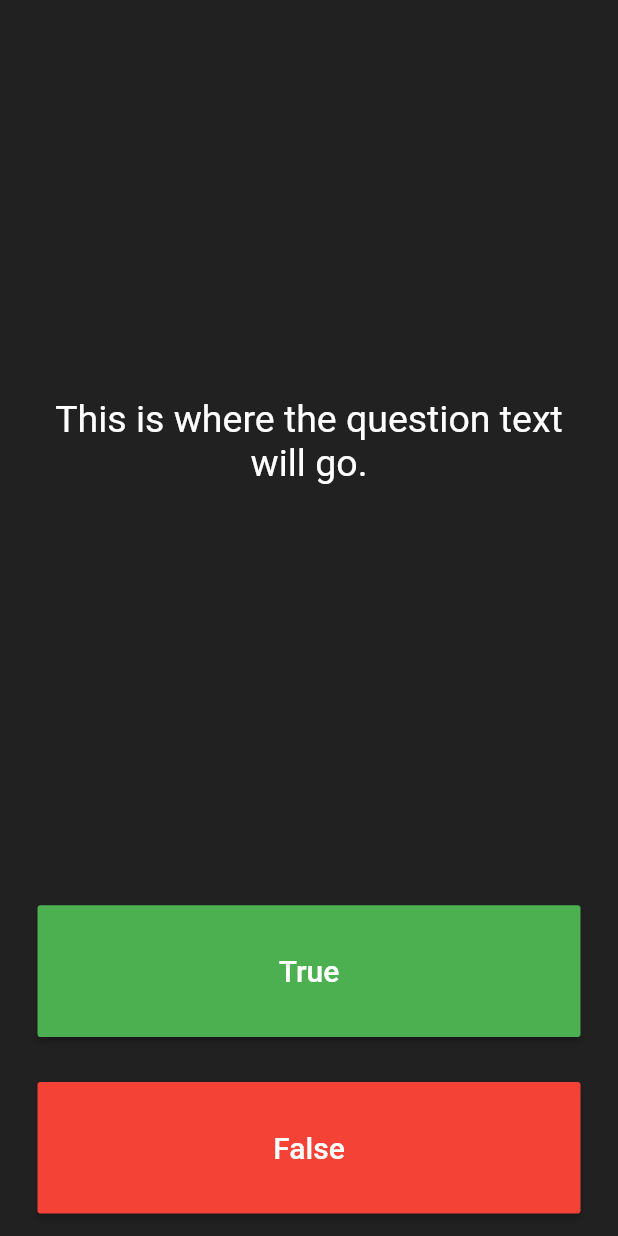
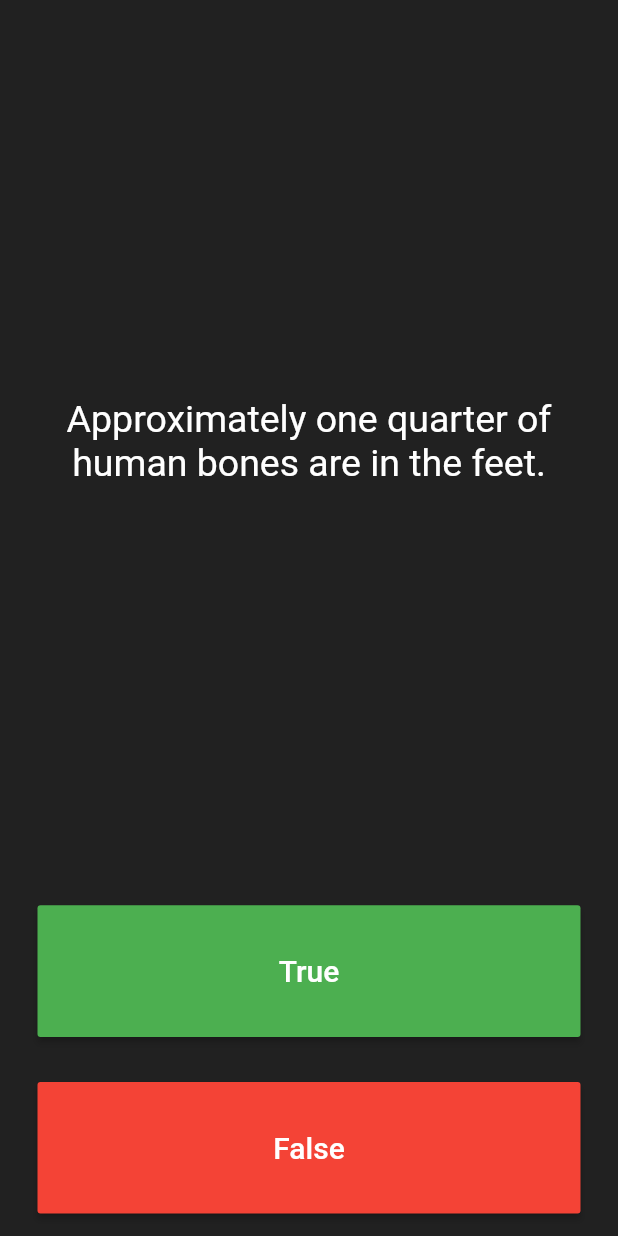
Before and after one commit to albader94/quizzler, a Flutter app: the screen it shows after launch, after a tap on "True", on a phone screen of 412 x 824 dp. Run offline on Flutter 3.47's test engine with Material 2 defaults, Android fonts, the phone set to English and light mode, and no system bars.

Commit message:
Added questions and increment

```diff
--- a/lib/main.dart
+++ b/lib/main.dart
@@ -25,6 +25,14 @@ class QuizPage extends StatefulWidget {
 }
 
 class _QuizPageState extends State<QuizPage> {
+  List<Icon> scoreKeeper = [];
+  List<String> questions = [
+    'You can lead a cow down stairs but not up stairs.',
+    'Approximately one quarter of human bones are in the feet.',
+    'A slug\'s blood is green.'
+  ];
+  int questionNumber = 0;
+
   @override
   Widget build(BuildContext context) {
     return Column(
@@ -37,7 +45,7 @@ class _QuizPageState extends State<QuizPage> {
             padding: EdgeInsets.all(10.0),
             child: Center(
               child: Text(
-                'This is where the question text will go.',
+                questions[questionNumber],
                 textAlign: TextAlign.center,
                 style: TextStyle(
                   fontSize: 25.0,
@@ -61,7 +69,15 @@ class _QuizPageState extends State<QuizPage> {
                 ),
               ),
               onPressed: () {
-                //The user picked true.
+                setState(() {
+                  questionNumber++;
+                  // scoreKeeper.add(
+                  //   Icon(
+                  //     Icons.check,
+                  //     color: Colors.green,
+                  //   ),
+                  // );
+                });
               },
             ),
           ),
@@ -79,12 +95,22 @@ class _QuizPageState extends State<QuizPage> {
                 ),
               ),
               onPressed: () {
-                //The user picked false.
+                setState(() {
+                  questionNumber++;
+                  // scoreKeeper.add(
+                  //   Icon(
+                  //     Icons.close,
+                  //     color: Colors.red,
+                  //   ),
+                  // );
+                });
               },
             ),
           ),
         ),
-        //TODO: Add a Row here as your score keeper
+        Row(
+          children: scoreKeeper,
+        ),
       ],
     );
   }
```
